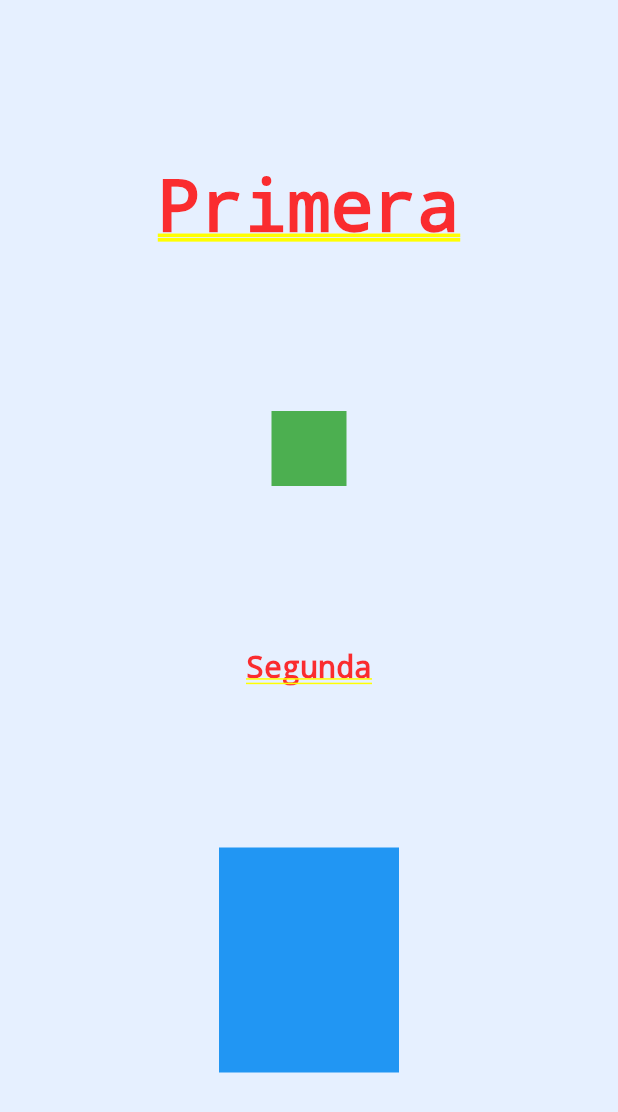
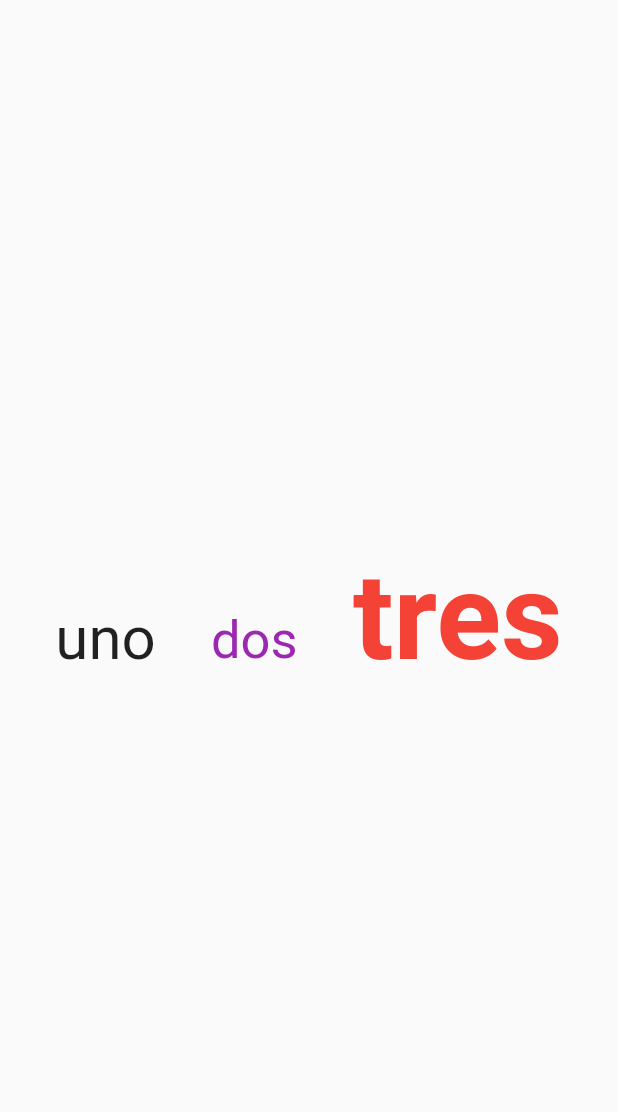
Before and after one commit to albertojmarun/Flutter_Course, a Flutter app: the screen it shows after launch, on a phone screen of 412 x 824 dp. Shown: the top 1112 px of the screen. Run offline on Flutter 3.47's test engine with Material 2 defaults, Android fonts, the phone set to English and light mode, and no system bars.

Commit message:
Flutter - Row
You can see clearly how the Row Class works, almost all the parameters are explained really well on the video, this is the final code. With the parameters and the final values.

```diff
--- a/ejemplos/lib/main.dart
+++ b/ejemplos/lib/main.dart
@@ -1,43 +1,43 @@
 // IMPORTS GO AT THE BEGINNING.
 import 'package:flutter/material.dart';
 
-// Flutter - Column
+// Flutter - Row
 class MyApp extends StatelessWidget {
+  final TextStyle myStyle = TextStyle(
+    fontSize: 40,
+  );
+
   @override
   Widget build(BuildContext context) {
     return MaterialApp(
-      home: Container(
-        color: Color.fromARGB(255, 230, 240, 255),
-        child: Center(
-          child: Column(
+      home: Scaffold(
+        body: Center(
+          child: Row(
             children: <Widget>[
-              Text('Primera'),
-              Container(
-                height: 50,
-                width: 50,
-                color: Colors.green,
+              Text(
+                'uno',
+                style: myStyle,
               ),
               Text(
-                'Segunda',
-                style: TextStyle(fontSize: 20),
-                // textAlign: TextAlign.center,
+                'dos',
+                style: myStyle.copyWith(
+                  color: Colors.purple,
+                  fontSize: 35,
+                ),
               ),
-              Container(
-                height: 150,
-                width: 120,
-                color: Colors.blue,
+              Text(
+                'tres',
+                style: myStyle.copyWith(
+                  fontSize: 80,
+                  fontWeight: FontWeight.bold,
+                  color: Colors.red,
+                ),
               ),
             ],
+            mainAxisAlignment: MainAxisAlignment.spaceEvenly,
             mainAxisSize: MainAxisSize.max,
-            mainAxisAlignment: MainAxisAlignment.spaceEvenly,
-
-            /// CROSS AXIS ALIGNMENT PRECEDE TEXT ALIGN ON TEXT.
-            crossAxisAlignment: CrossAxisAlignment.center,
-
-            /// VERTICAL DIRECTION
-            /// VerticalDirection.up -> starts at the end, and finish at the beginning.
-            /// VerticalDirection.down -> default.
-            verticalDirection: VerticalDirection.down,
+            crossAxisAlignment: CrossAxisAlignment.baseline,
+            textBaseline: TextBaseline.alphabetic,
           ),
         ),
       ),
```
